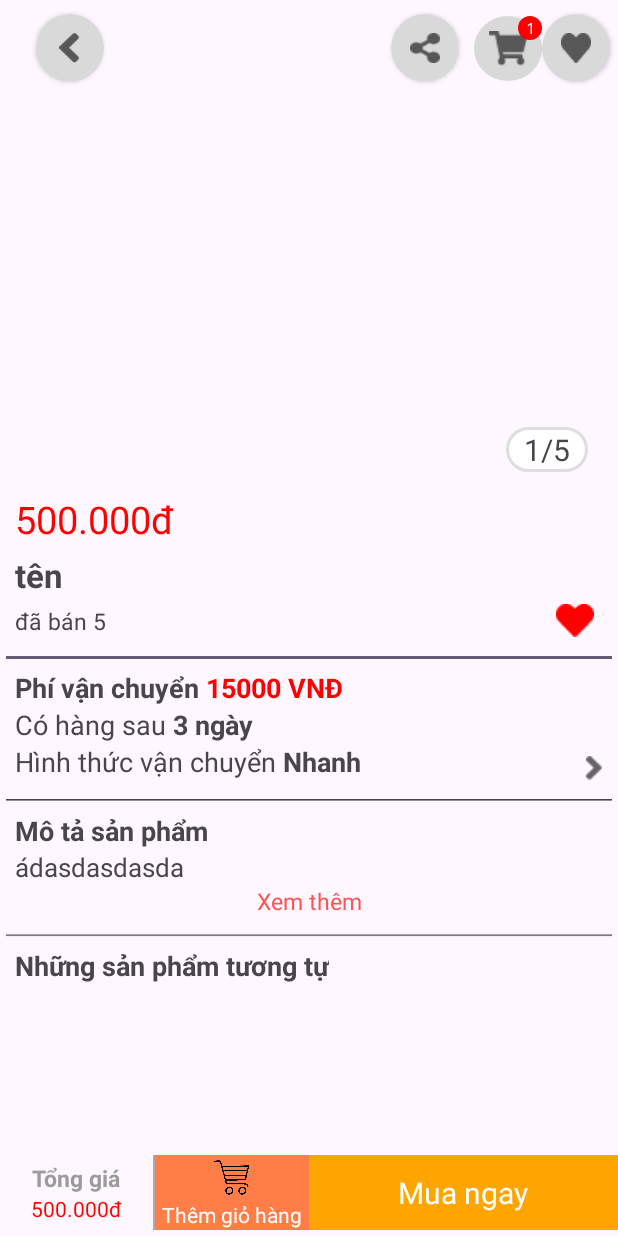
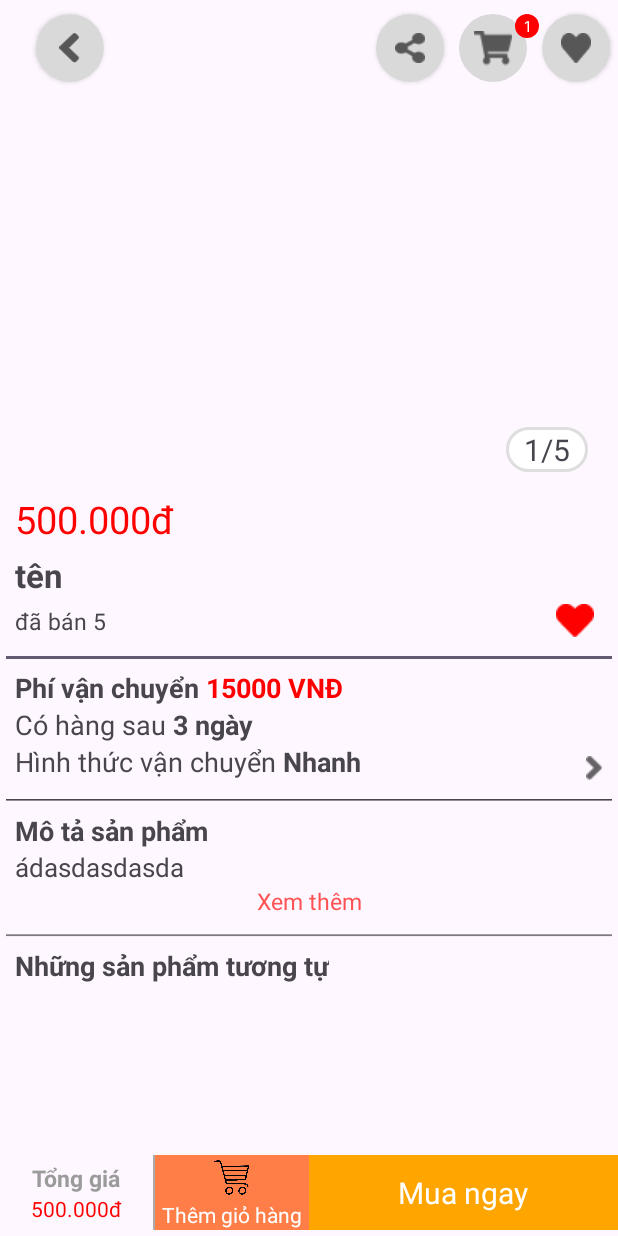
Before and after one commit to Khoana1/MD04-FStyle-Android, an Android app: the layout fragment_detail_product.xml on its own in the app's theme, with its tools: preview values and no code run, on a phone screen of 412 x 824 dp. Run offline under Robolectric (Android 15) with nearby library versions, the light colour scheme and no system bars.

Commit message:
Update order item in detail product home

```diff
--- a/app/src/main/res/layout/fragment_detail_product.xml
+++ b/app/src/main/res/layout/fragment_detail_product.xml
@@ -57,17 +57,19 @@
             android:id="@+id/frameOrder"
             android:layout_width="wrap_content"
             android:layout_height="wrap_content"
+            android:layout_marginRight="2dp"
             app:layout_constraintBottom_toBottomOf="parent"
             app:layout_constraintEnd_toStartOf="@+id/cardView5"
             app:layout_constraintTop_toTopOf="parent">
 
             <ImageView
-                android:layout_width="match_parent"
-                android:layout_height="wrap_content"
+                android:layout_width="45dp"
+                android:layout_height="45dp"
+                android:layout_marginRight="8dp"
+                android:background="@drawable/rounder_oder_item"
                 android:padding="10dp"
-                android:src="@drawable/cart_home"
-                android:background="@drawable/rounder_oder_item"
-                />
+                android:src="@drawable/cart_home" />
+
             <TextView
                 android:layout_width="16dp"
                 android:layout_height="16dp"
```
